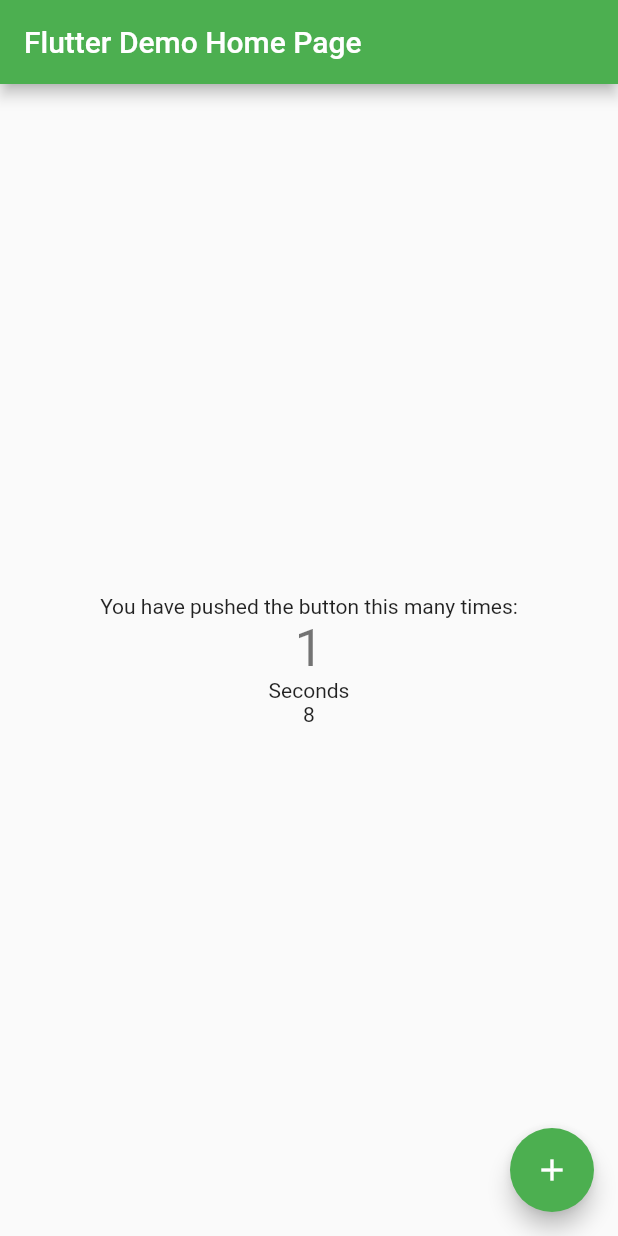
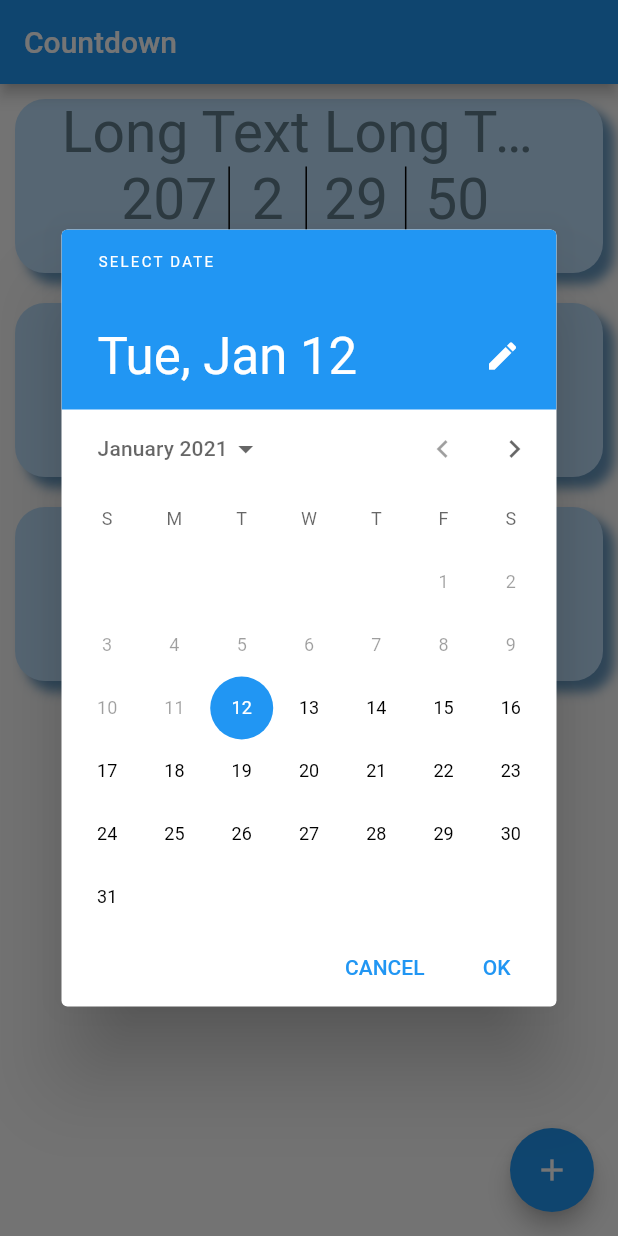
Before and after one commit to jac-snall/FlutterCountdown, a Flutter app: the screen it shows after launch, after a tap on the "add" icon, on a phone screen of 412 x 824 dp. Run offline on Flutter 3.47's test engine with Material 2 defaults, Android fonts, the phone set to English and light mode, and no system bars.

Commit message:
Added option to add a new date

```diff
--- /dev/null
+++ b/lib/countdownwidget.dart
@@ -0,0 +1,148 @@
+import 'dart:async';
+
+import 'package:flutter/material.dart';
+import 'package:flutter/widgets.dart';
+
+class CountdownWidget extends StatefulWidget {
+  CountdownWidget({Key? key, required this.eventTime, required this.eventName})
+      : super(key: key);
+
+  final DateTime eventTime;
+  final String eventName;
+
+  @override
+  _CountdownWidgetState createState() => _CountdownWidgetState();
+}
+
+class _CountdownWidgetState extends State<CountdownWidget> {
+  late Timer _timer;
+  int days = 0, hours = 0, minutes = 0, seconds = 0;
+
+  //Overrides init state for adding a timer
+  @override
+  void initState() {
+    _timer = Timer.periodic(Duration(microseconds: 100), (timer) {
+      _updateCountdown();
+    });
+
+    super.initState();
+  }
+
+  //Dispose timer
+  @override
+  void dispose() {
+    _timer.cancel();
+    super.dispose();
+  }
+
+  void _updateCountdown() {
+    setState(() {
+      var secondsBetween =
+          widget.eventTime.difference(DateTime.now()).inSeconds;
+      if (secondsBetween > 0) {
+        days = secondsBetween ~/ (60 * 60 * 24);
+        hours = secondsBetween ~/ (60 * 60) - 24 * days;
+        minutes = secondsBetween ~/ 60 - 24 * 60 * days - 60 * hours;
+        seconds = secondsBetween -
+            24 * 60 * 60 * days -
+            60 * 60 * hours -
+            60 * minutes;
+      } else {
+        days = hours = minutes = seconds = 0;
+      }
+    });
+  }
+
+  @override
+  Widget build(BuildContext context) {
+    TextStyle textStyle = TextStyle(
+      fontSize: 38,
+      color: Colors.blueGrey,
+    );
+
+    return Container(
+      margin: EdgeInsets.all(10),
+      padding: EdgeInsets.only(bottom: 10),
+      decoration: BoxDecoration(
+        borderRadius: BorderRadius.circular(20),
+        color: Theme.of(context).primaryColorLight,
+        boxShadow: [
+          BoxShadow(
+            color: Color(0x9904589A),
+            offset: Offset(7, 7),
+            blurRadius: 6,
+          )
+        ],
+      ),
+      child: Column(
+        children: [
+          Container(
+            alignment: Alignment.center,
+            width: 0.8 * MediaQuery.of(context).size.width,
+            child: Text(
+              widget.eventName,
+              style: textStyle,
+              overflow: TextOverflow.ellipsis,
+              maxLines: 1,
+            ),
+          ),
+          IntrinsicHeight(
+            child: Row(
+              mainAxisAlignment: MainAxisAlignment.center,
+              children: [
+                Column(
+                  children: [
+                    Text(
+                      '$days',
+                      style: textStyle,
+                    ),
+                    Text('days'),
+                  ],
+                ),
+                VerticalDivider(
+                  thickness: 1,
+                  color: Colors.black,
+                ),
+                Column(
+                  children: [
+                    Text(
+                      '$hours',
+                      style: textStyle,
+                    ),
+                    Text('hours'),
+                  ],
+                ),
+                VerticalDivider(
+                  thickness: 1,
+                  color: Colors.black,
+                ),
+                Column(
+                  children: [
+                    Text(
+                      '$minutes',
+                      style: textStyle,
+                    ),
+                    Text('minutes'),
+                  ],
+                ),
+                VerticalDivider(
+                  thickness: 1,
+                  color: Colors.black,
+                ),
+                Column(
+                  children: [
+                    Text(
+                      '$seconds',
+                      style: textStyle,
+                    ),
+                    Text('seconds'),
+                  ],
+                ),
+              ],
+            ),
+          ),
+        ],
+      ),
+    );
+  }
+}
--- a/lib/main.dart
+++ b/lib/main.dart
@@ -1,5 +1,4 @@
-import 'dart:async';
-
+import 'package:countdown/countdownwidget.dart';
 import 'package:flutter/material.dart';
 
 void main() {
@@ -22,18 +21,17 @@ class MyApp extends StatelessWidget {
         // or simply save your changes to "hot reload" in a Flutter IDE).
         // Notice that the counter didn't reset back to zero; the application
         // is not restarted.
-        primarySwatch: Colors.green,
+        primarySwatch: Colors.blue,
       ),
       home: MyHomePage(
-        title: 'Flutter Demo Home Page',
-        key: UniqueKey(),
+        title: 'Countdown',
       ),
     );
   }
 }
 
 class MyHomePage extends StatefulWidget {
-  MyHomePage({required Key key, required this.title}) : super(key: key);
+  MyHomePage({Key? key, required this.title}) : super(key: key);
 
   // This widget is the home page of your application. It is stateful, meaning
   // that it has a State object (defined below) that contains fields that affect
@@ -51,41 +49,36 @@ class MyHomePage extends StatefulWidget {
 }
 
 class _MyHomePageState extends State<MyHomePage> {
-  int _counter = 0;
-  int _seconds = 0;
-  late Timer _timer;
+  var _countdownList = [
+    CountdownWidget(
+      eventName: 'Long Text Long Text',
+      eventTime: DateTime.parse('2021-08-07T13:00'),
+    ),
+    CountdownWidget(
+      eventName: 'Test2',
+      eventTime: DateTime.parse('2022-01-15'),
+    ),
+    CountdownWidget(
+      eventName: 'Test3',
+      eventTime: DateTime.parse('2021-01-23T14:21'),
+    ),
+  ];
 
-  //Overrides init state for adding a timer
-  @override
-  void initState() {
-    _timer = Timer.periodic(Duration(seconds: 1), (timer) {
-      _updateSeconds();
-    });
-
-    super.initState();
-  }
-
-  @override
-  void dispose() {
-    _timer.cancel();
-    super.dispose();
-  }
-
-  void _updateSeconds() {
-    setState(() {
-      _seconds = DateTime.now().second;
-    });
-  }
-
-  void _incrementCounter() {
-    setState(() {
-      // This call to setState tells the Flutter framework that something has
-      // changed in this State, which causes it to rerun the build method below
-      // so that the display can reflect the updated values. If we changed
-      // _counter without calling setState(), then the build method would not be
-      // called again, and so nothing would appear to happen.
-      _counter++;
-    });
+  void _addCountdown(BuildContext context) async {
+    final DateTime? picked = await showDatePicker(
+      context: context,
+      initialDate: DateTime.now(),
+      firstDate: DateTime.now(),
+      lastDate: DateTime(2300),
+    );
+    if (picked != null) {
+      setState(() {
+        _countdownList.add(CountdownWidget(
+          eventTime: picked,
+          eventName: 'Hello',
+        ));
+      });
+    }
   }
 
   @override
@@ -105,7 +98,7 @@ class _MyHomePageState extends State<MyHomePage> {
       body: Center(
         // Center is a layout widget. It takes a single child and positions it
         // in the middle of the parent.
-        child: Column(
+        child: ListView(
           // Column is also a layout widget. It takes a list of children and
           // arranges them vertically. By default, it sizes itself to fit its
           // children horizontally, and tries to be as tall as its parent.
@@ -120,27 +113,13 @@ class _MyHomePageState extends State<MyHomePage> {
           // center the children vertically; the main axis here is the vertical
           // axis because Columns are vertical (the cross axis would be
           // horizontal).
-          mainAxisAlignment: MainAxisAlignment.center,
-          children: <Widget>[
-            Text(
-              'You have pushed the button this many times:',
-            ),
-            Text(
-              '$_counter',
-              style: Theme.of(context).textTheme.headline4,
-            ),
-            Text(
-              'Seconds',
-            ),
-            Text(
-              '$_seconds',
-            ),
-          ],
+          //mainAxisAlignment: MainAxisAlignment.center,
+          children: _countdownList,
         ),
       ),
       floatingActionButton: FloatingActionButton(
-        onPressed: _incrementCounter,
-        tooltip: 'Increment',
+        onPressed: () => _addCountdown(context),
+        tooltip: 'Add countdown',
         child: Icon(Icons.add),
       ), // This trailing comma makes auto-formatting nicer for build methods.
     );
```
Also changed, not shown: 1 other file.
